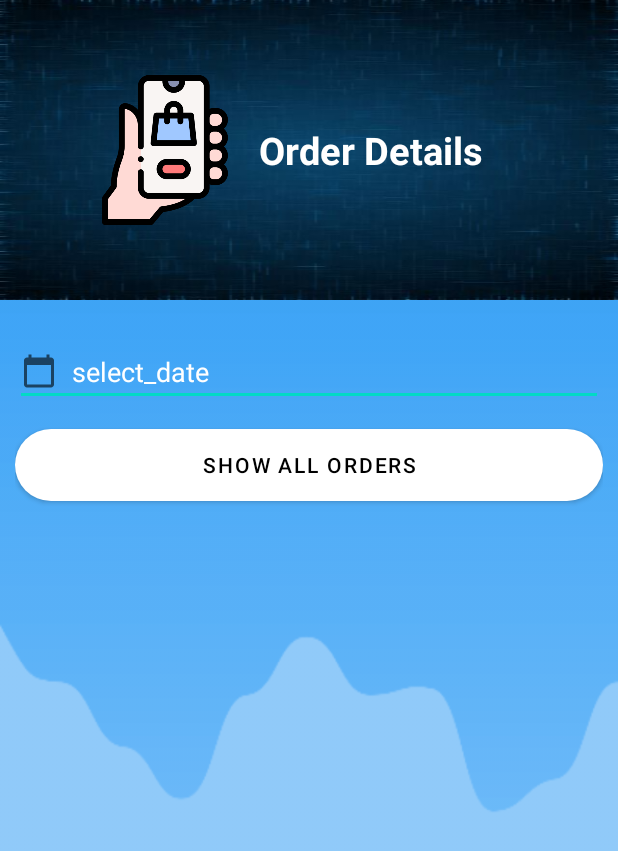
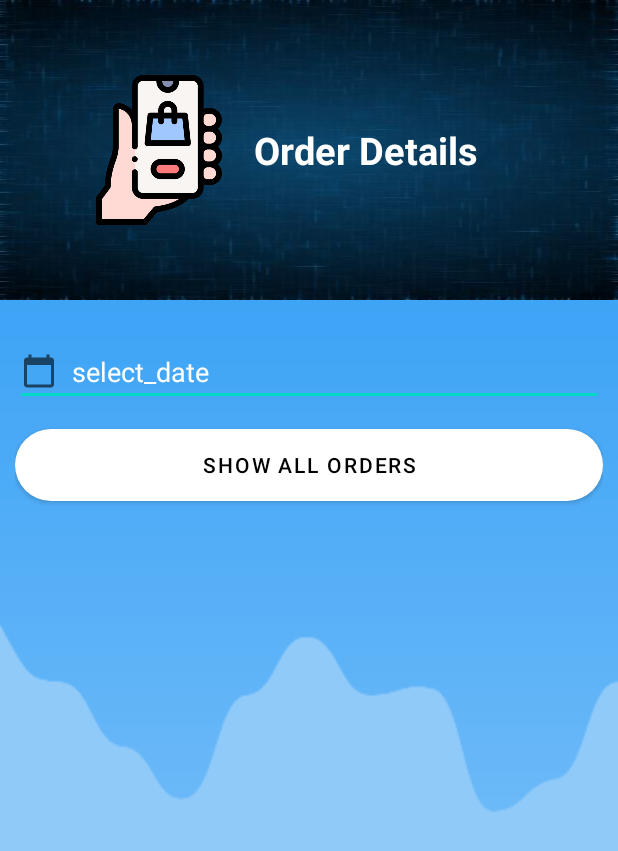
Before and after one commit to onkarnp/AquamanAdmin, an Android app: the DashboardAdmin screen opened directly, with no data from a screen before it, after a tap on "Orders", on a phone screen of 412 x 824 dp. Shown: the top 851 px of the screen. Run offline under Robolectric (Android 15) with nearby library versions, the phone set to English and light mode, and no system bars; our stand-ins replace Firebase (no records; nobody signed in at launch, a user with empty details on screens opened directly); Roboto replaces fonts that are not available here.

Commit message:
some more changes.

```diff
--- a/app/src/main/java/com/example/aquamanadmin/DashboardAdmin.java
+++ b/app/src/main/java/com/example/aquamanadmin/DashboardAdmin.java
@@ -34,7 +34,7 @@ public class DashboardAdmin extends AppCompatActivity {
                 startActivity(intent);
             }
         });
-        profileCard = (CardView)findViewById(R.id.profile1Card);
+        profileCard = (CardView)findViewById(R.id.profileCard);
         profileCard.setOnClickListener(new View.OnClickListener() {
             @Override
             public void onClick(View v) {
--- a/app/src/main/java/com/example/aquamanadmin/Profile.java
+++ b/app/src/main/java/com/example/aquamanadmin/Profile.java
@@ -32,7 +32,7 @@ public class Profile extends AppCompatActivity {
     @Override
     protected void onCreate(Bundle savedInstanceState) {
         super.onCreate(savedInstanceState);
-        requestWindowFeature(Window.FEATURE_NO_TITLE);     //removes tite bar
+        requestWindowFeature(Window.FEATURE_NO_TITLE);     //removes titLe bar
         getWindow().setFlags(WindowManager.LayoutParams.FLAG_FULLSCREEN,WindowManager.LayoutParams.FLAG_FULLSCREEN);
         getSupportActionBar().hide();
         setContentView(R.layout.activity_profile);
--- a/app/src/main/res/layout/order_activity.xml
+++ b/app/src/main/res/layout/order_activity.xml
@@ -25,8 +25,8 @@
                 android:layout_alignParentLeft="true"
                 android:layout_alignParentEnd="true"
                 android:layout_alignParentRight="true"
-                android:layout_marginStart="40dp"
-                android:layout_marginLeft="40dp"
+                android:layout_marginStart="36dp"
+                android:layout_marginLeft="36dp"
                 android:contentDescription="@string/Profile"
                 android:src="@drawable/order1"
                 app:layout_constraintBottom_toBottomOf="parent"
```
